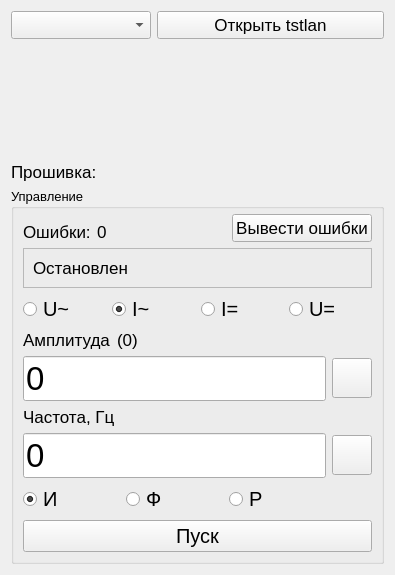
Above: ui/source_mode_form.ui from irsural/clb_autocheck before the change. Below: the same form after it.
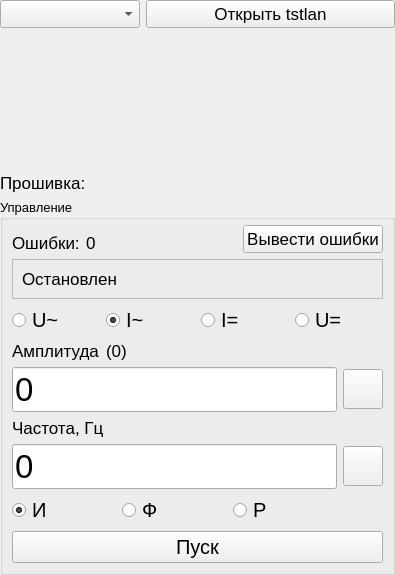
That is the form after the change. Icons and pictures are not drawn. Custom widgets are drawn as their Qt base class.

```diff
--- a/ui/source_mode_form.ui
+++ b/ui/source_mode_form.ui
@@ -14,6 +14,18 @@
    <string>Form</string>
   </property>
   <layout class="QVBoxLayout" name="verticalLayout">
+   <property name="leftMargin">
+    <number>0</number>
+   </property>
+   <property name="topMargin">
+    <number>0</number>
+   </property>
+   <property name="rightMargin">
+    <number>0</number>
+   </property>
+   <property name="bottomMargin">
+    <number>0</number>
+   </property>
    <item>
     <layout class="QGridLayout" name="gridLayout_2">
      <item row="0" column="0">
```
Left out of the diff: 2 changed lines with no effect on the pictures.
